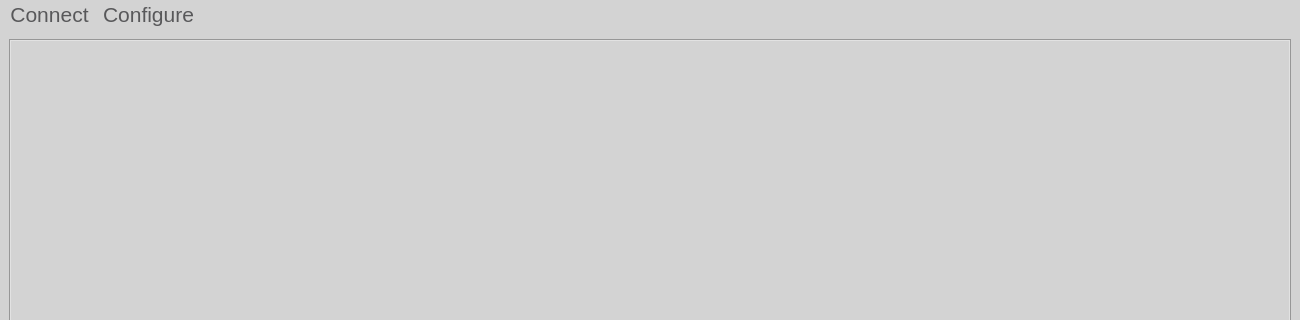
Before: the Qt Designer form ibridgesgui/ui_files/MainMenu.ui in iBridges-for-iRODS/iBridges-GUI, drawn with Qt 5; both pictures show x 0 to 1300 and y 0 to 320 of the 1300 by 850 pixel window.
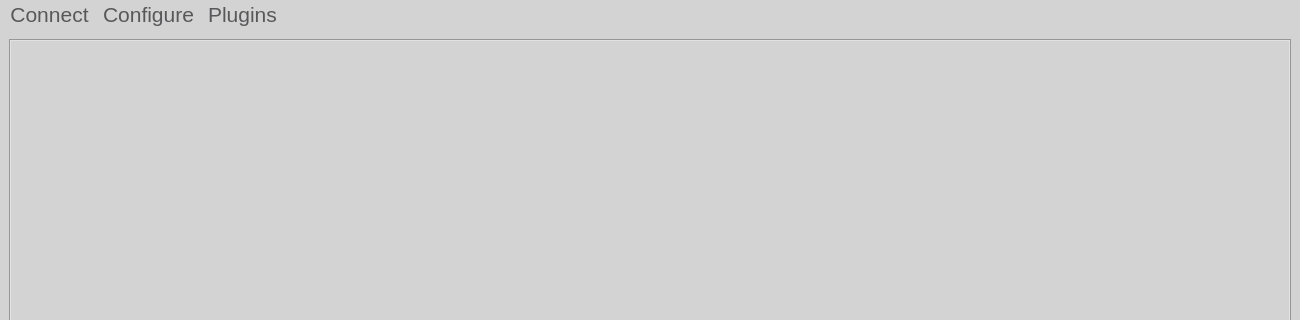
After: the same form once the commit is applied. Icons and pictures are not drawn.

Commit message: drop down menu for plugins

Patch:
```diff
--- a/ibridgesgui/ui_files/MainMenu.ui
+++ b/ibridgesgui/ui_files/MainMenu.ui
@@ -125,8 +125,14 @@
     <addaction name="action_check_configuration"/>
     <addaction name="action_add_configuration"/>
    </widget>
+   <widget class="QMenu" name="menuPlugins">
+    <property name="title">
+     <string>Plugins</string>
+    </property>
+   </widget>
    <addaction name="main_menu"/>
    <addaction name="config_menu"/>
+   <addaction name="menuPlugins"/>
   </widget>
   <action name="action_close_session">
    <property name="text">
```
The commit also changes 4 other files.
